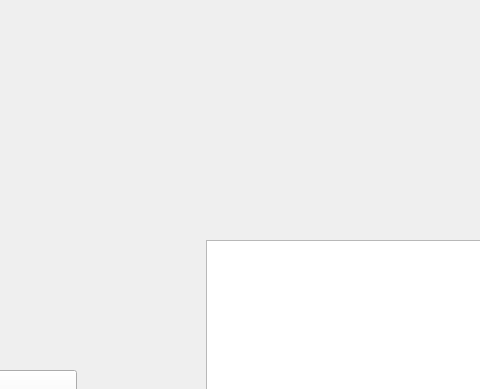
Above: src/MyGame/start_window.ui from scutll/Cpp_project_sgame before the change; both pictures show x 414 to 894 and y 0 to 389 of the 980 by 756 pixel window. Below: the same form after it.
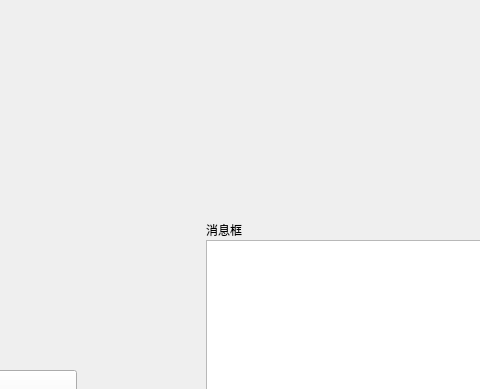
That is the form after the change.

Commit message: 报错的原因是QTcopSocket不能放在另一个线程运行，须要使用一些方法将它放回自己的线程再进行消息发送。并且经过测试，服务器端也出现只能接收每个客户端第一条消息的问题，因此必须进行一些重构。

```diff
--- a/src/MyGame/start_window.ui
+++ b/src/MyGame/start_window.ui
@@ -49,6 +49,19 @@
     </rect>
    </property>
   </widget>
+  <widget class="QLabel" name="label">
+   <property name="geometry">
+    <rect>
+     <x>620</x>
+     <y>220</y>
+     <width>69</width>
+     <height>19</height>
+    </rect>
+   </property>
+   <property name="text">
+    <string>消息框</string>
+   </property>
+  </widget>
  </widget>
  <resources/>
  <connections/>
```
The commit also changes 6 other files.
